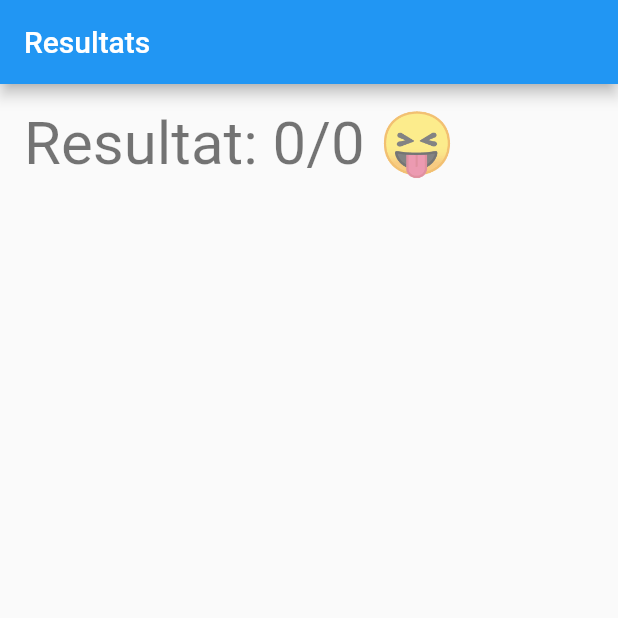
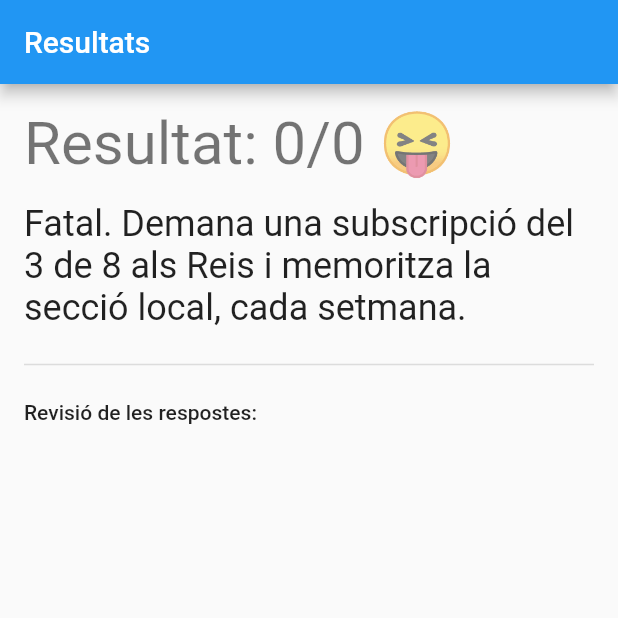
Before and after one commit to petrussola/vtv-app, a Flutter app: the ResultatsPage screen opened directly, on a phone screen of 412 x 824 dp, the top half of it. Run offline on Flutter 3.47's test engine with Material 2 defaults, Android fonts, the phone set to English and light mode, and no system bars.

```diff
--- a/lib/resultats_page.dart
+++ b/lib/resultats_page.dart
@@ -13,23 +13,9 @@ class ResultatsPage extends StatelessWidget {
     List<Score> scoreTracking = appState.getScoreTracking();
     Iterable<Score> correctAnswers =
         scoreTracking.where((answer) => answer.isValidAnswer);
-    double percentValid = correctAnswers.length / scoreTracking.length;
 
-    String scoreEmoji() {
-      if (percentValid == 1) {
-        return '🙌';
-      }
-
-      if (percentValid >= 0.75) {
-        return '👍';
-      }
-
-      if (percentValid >= 0.5) {
-        return '😐';
-      }
-
-      return '😝';
-    }
+    Map<String, String> assessment =
+        getResultAssessment(correctAnswers.length, scoreTracking.length);
 
     return SafeArea(
       child: Scaffold(
@@ -43,8 +29,25 @@ class ResultatsPage extends StatelessWidget {
               child: ListView(
                 children: [
                   Text(
-                    'Resultat: ${correctAnswers.length}/${scoreTracking.length} ${scoreEmoji()}',
+                    'Resultat: ${correctAnswers.length}/${scoreTracking.length} ${assessment['emoji']}',
                     style: Theme.of(context).textTheme.headlineLarge,
+                  ),
+                  Padding(
+                    padding: const EdgeInsets.symmetric(vertical: 16.0),
+                    child: Text(
+                      '${assessment['assessment']}',
+                      style: Theme.of(context).textTheme.headlineSmall,
+                    ),
+                  ),
+                  const Divider(
+                    thickness: 1.0,
+                  ),
+                  Padding(
+                    padding: const EdgeInsets.only(top: 16.0),
+                    child: Text(
+                      'Revisió de les respostes:',
+                      style: Theme.of(context).textTheme.bodyLarge,
+                    ),
                   ),
                   ...generateResults(preguntes, scoreTracking),
                 ],
@@ -122,3 +125,38 @@ class Resultat extends StatelessWidget {
     );
   }
 }
+
+Map<String, String> getResultAssessment(
+    correctAnswersLenght, scoreTrackingLength) {
+  double percentValid = correctAnswersLenght / scoreTrackingLength;
+
+  if (percentValid == 1) {
+    return {
+      "emoji": '🙌',
+      "assessment":
+          'Enhorabona! Ets un/a VTV de soca-arrel. Aviat seràs Administrador/a.',
+    };
+  }
+
+  if (percentValid >= 0.75) {
+    return {
+      "emoji": '👍',
+      "assessment":
+          "Tens potencial, pero encara no estàs llest. Segueix estudiant l'article de Wikipedia sobre Vilafranca.",
+    };
+  }
+
+  if (percentValid >= 0.5) {
+    return {
+      "emoji": '😐',
+      "assessment":
+          "Encara hi ha feina per fer. Et recomanem llegir senceres les pàgines web de l'Ajuntament de Vilafranca i l'article de Wikipedia. 5 vegades.",
+    };
+  }
+
+  return {
+    "emoji": '😝',
+    "assessment":
+        "Fatal. Demana una subscripció del 3 de 8 als Reis i memoritza la secció local, cada setmana.",
+  };
+}
```
